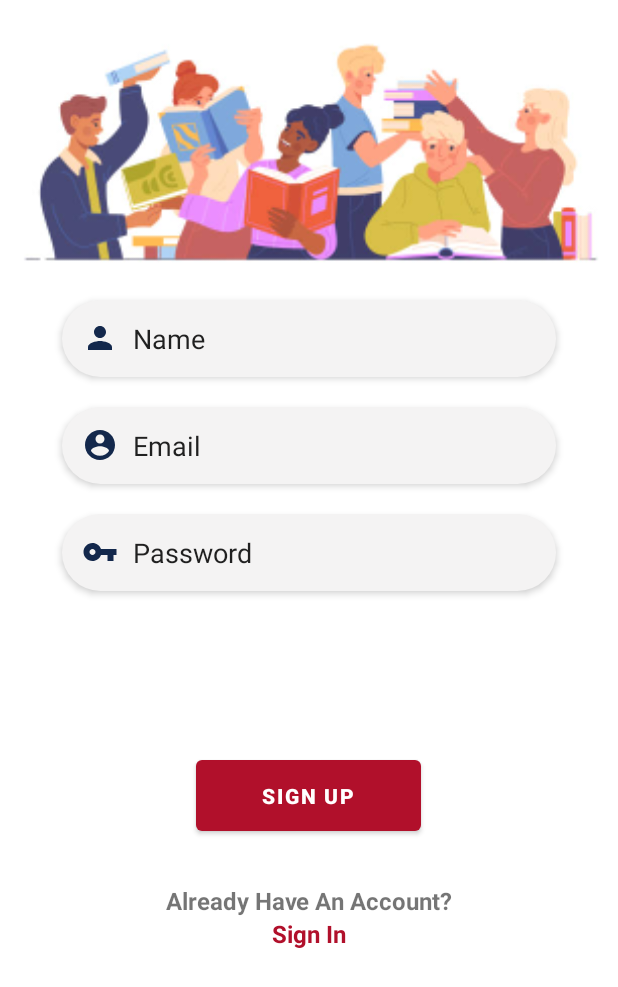
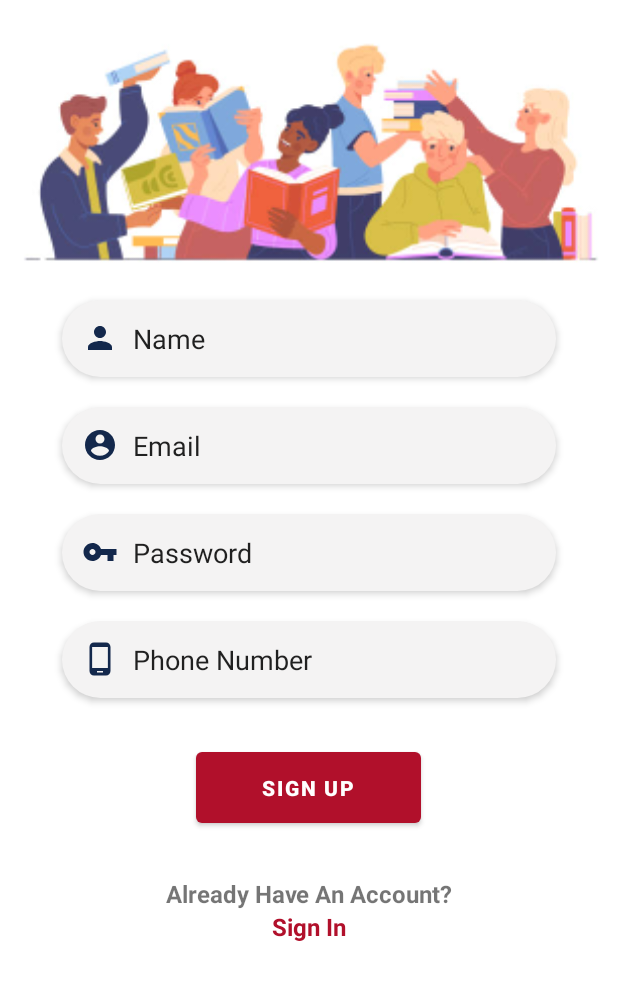
Before and after one commit to CSCI150-LAB01/UniSell, an Android app: the screen it shows after launch (RegistrationActivity), on a phone screen of 412 x 824 dp. Shown: the top 987 px of the screen. Run offline under Robolectric (Android 15) with nearby library versions, the phone set to English and light mode, and no system bars.

Commit message:
Added phone to registration

```diff
--- a/UniSellApplication/app/src/main/java/com/example/unisellapplication/RegistrationActivity.java
+++ b/UniSellApplication/app/src/main/java/com/example/unisellapplication/RegistrationActivity.java
@@ -11,10 +11,8 @@ import android.widget.TextView;
 public class RegistrationActivity extends AppCompatActivity {
 
     Button signUp;
-    EditText name, email, password;
+    EditText name, email, password, phone;
     TextView signIn;
-
-
 
     @Override
     protected void onCreate(Bundle savedInstanceState) {
@@ -25,6 +23,7 @@ public class RegistrationActivity extends AppCompatActivity {
         name = findViewById(R.id.name);
         email = findViewById(R.id.email);
         password = findViewById(R.id.password);
+        phone = findViewById(R.id.phone);
         signIn = findViewById(R.id.sign_in);
         signIn.setOnClickListener(new View.OnClickListener() {
             @Override
--- /dev/null
+++ b/UniSellApplication/app/src/main/res/drawable/phone_icon.xml
@@ -0,0 +1,5 @@
+<vector android:height="24dp" android:tint="@color/blue_2767"
+    android:viewportHeight="24" android:viewportWidth="24"
+    android:width="24dp" xmlns:android="http://schemas.android.com/apk/res/android">
+    <path android:fillColor="@android:color/white" android:pathData="M16,1L8,1C6.34,1 5,2.34 5,4v16c0,1.66 1.34,3 3,3h8c1.66,0 3,-1.34 3,-3L19,4c0,-1.66 -1.34,-3 -3,-3zM14,21h-4v-1h4v1zM17.25,18L6.75,18L6.75,4h10.5v14z"/>
+</vector>
--- a/UniSellApplication/app/src/main/res/layout/activity_registration.xml
+++ b/UniSellApplication/app/src/main/res/layout/activity_registration.xml
@@ -63,11 +63,26 @@
         app:layout_constraintTop_toBottomOf="@+id/email"
         app:layout_constraintWidth_percent=".8" />
 
+    <EditText
+        android:id="@+id/phone"
+        android:layout_width="0dp"
+        android:layout_height="wrap_content"
+        android:layout_marginTop="20dp"
+        android:background="@drawable/edittext_background"
+        android:drawableLeft="@drawable/phone_icon"
+        android:drawablePadding="10dp"
+        android:elevation="3dp"
+        android:padding="13dp"
+        android:text="Phone Number"
+        app:layout_constraintEnd_toEndOf="parent"
+        app:layout_constraintStart_toStartOf="parent"
+        app:layout_constraintTop_toBottomOf="@+id/password"
+        app:layout_constraintWidth_percent=".8" />
+
     <Button
         android:id="@+id/reg_btn"
         android:layout_width="150dp"
         android:layout_height="wrap_content"
-        android:layout_marginBottom="264dp"
         android:padding="14dp"
         android:text="Sign Up"
         android:textAllCaps="true"
@@ -76,8 +91,8 @@
         app:layout_constraintEnd_toEndOf="parent"
         app:layout_constraintHorizontal_bias="0.498"
         app:layout_constraintStart_toStartOf="parent"
-        app:layout_constraintTop_toBottomOf="@+id/password"
-        app:layout_constraintVertical_bias="1.0" />
+        app:layout_constraintTop_toBottomOf="@+id/phone"
+        app:layout_constraintVertical_bias="0.1" />
 
     <TextView
         android:id="@+id/account"
```
Also changed, not shown: 1 other file.
